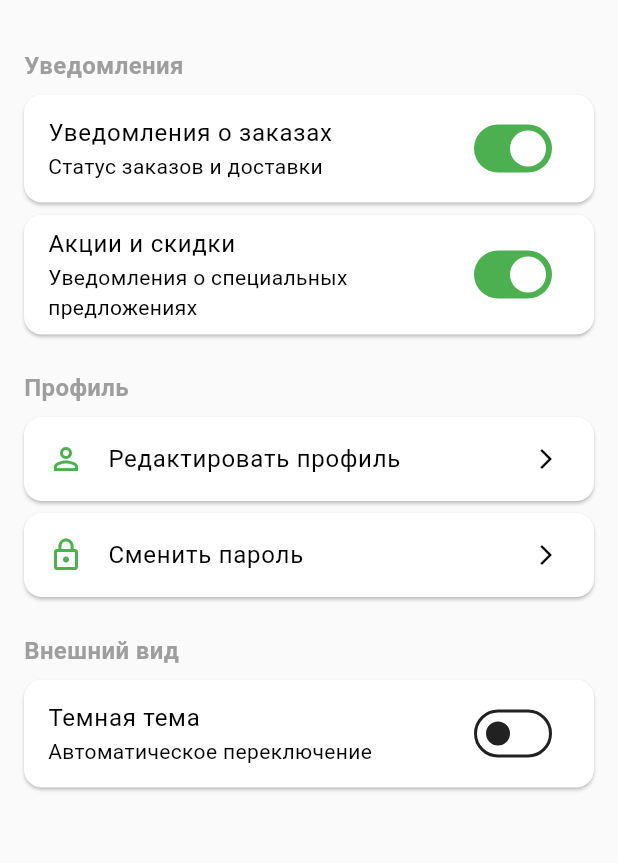
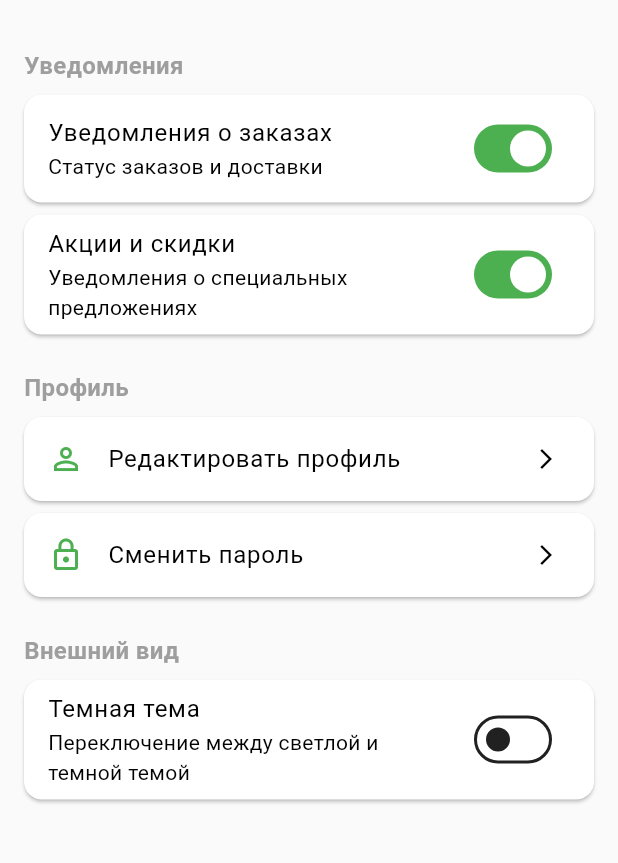
Before and after one commit to RayzorST/FreshCart, a Flutter app: the ProfileScreen screen opened directly, after a tap on "Настройки", on a phone screen of 412 x 824 dp, the part 84-947 px from its top. Run offline on Flutter 3.47's test engine with Material 3 defaults, Android fonts, the phone set to English and light mode, and no system bars; our stand-ins replace flutter_riverpod, go_router, image_picker, shared_preferences; accounts and stored records are empty; network calls fail.

Commit message:
Dark Theme and settings Fix
Dark Theme

```diff
--- a/frontend/lib/api/client.dart
+++ b/frontend/lib/api/client.dart
@@ -62,7 +62,7 @@ class ApiClient {
   // Notifications settings
   static Future<Map<String, dynamic>> getNotificationSettings() async {
     final response = await http.get(
-      Uri.parse('$baseUrl/settings/notifications'),
+      Uri.parse('$baseUrl/auth/settings/notifications'),
       headers: _headers,
     );
     return _handleResponse(response);
@@ -70,7 +70,7 @@ class ApiClient {
 
   static Future<Map<String, dynamic>> updateNotificationSettings(Map<String, dynamic> settings) async {
     final response = await http.put(
-      Uri.parse('$baseUrl/settings/notifications'),
+      Uri.parse('$baseUrl/auth/settings/notifications'),
       headers: _headers,
       body: json.encode(settings),
     );
--- a/frontend/lib/app.dart
+++ b/frontend/lib/app.dart
@@ -2,6 +2,7 @@ import 'package:flutter/material.dart';
 import 'package:flutter_riverpod/flutter_riverpod.dart';
 import 'package:go_router/go_router.dart';
 import 'package:client/core/theme/app_theme.dart';
+import 'package:client/core/providers/theme_provider.dart'; // ← Добавить импорт
 import 'package:client/features/auth/screens/login_screen.dart';
 import 'package:client/features/auth/screens/register_screen.dart';
 import 'package:client/features/main/screens/main_screen.dart';
@@ -88,11 +89,13 @@ class FreshCartApp extends StatelessWidget {
       child: Consumer(
         builder: (context, ref, child) {
           final router = ref.watch(goRouterProvider);
+          final isDarkTheme = ref.watch(themeProvider); // ← Получаем состояние темы
+
           return MaterialApp.router(
             title: 'FreshCart',
             theme: AppTheme.lightTheme,
             darkTheme: AppTheme.darkTheme,
-            themeMode: ThemeMode.system, // Системная тема по умолчанию
+            themeMode: isDarkTheme ? ThemeMode.dark : ThemeMode.light, // ← Используем нашу тему
             routerConfig: router,
             debugShowCheckedModeBanner: false,
           );
--- a/frontend/lib/features/profile/screens/settings_screen.dart
+++ b/frontend/lib/features/profile/screens/settings_screen.dart
@@ -1,30 +1,74 @@
 import 'package:flutter/material.dart';
+import 'package:flutter_riverpod/flutter_riverpod.dart';
 import 'package:client/api/client.dart';
+import 'package:client/core/providers/theme_provider.dart';
 
-class SettingsScreen extends StatefulWidget {
+class SettingsScreen extends ConsumerStatefulWidget {
   const SettingsScreen({super.key});
 
   @override
-  State<SettingsScreen> createState() => _SettingsScreenState();
+  ConsumerState<SettingsScreen> createState() => _SettingsScreenState();
 }
 
-class _SettingsScreenState extends State<SettingsScreen> {
+class _SettingsScreenState extends ConsumerState<SettingsScreen> {
   bool _orderNotifications = true;
   bool _promoNotifications = true;
-  bool _darkTheme = false;
+  bool _isLoading = true;
+
+  @override
+  void initState() {
+    super.initState();
+    _loadNotificationSettings();
+  }
+
+  Future<void> _loadNotificationSettings() async {
+    try {
+      final settings = await ApiClient.getNotificationSettings();
+      setState(() {
+        _orderNotifications = settings['order_notifications'] ?? true;
+        _promoNotifications = settings['promo_notifications'] ?? true;
+        _isLoading = false;
+      });
+    } catch (e) {
+      print('Error loading notification settings: $e');
+      setState(() => _isLoading = false);
+    }
+  }
+
+  Future<void> _updateNotificationSettings() async {
+    try {
+      await ApiClient.updateNotificationSettings({
+        'order_notifications': _orderNotifications,
+        'promo_notifications': _promoNotifications,
+      });
+    } catch (e) {
+      print('Error updating notification settings: $e');
+      // Откатываем изменения в случае ошибки
+      setState(() {
+        _orderNotifications = !_orderNotifications;
+        _promoNotifications = !_promoNotifications;
+      });
+      ScaffoldMessenger.of(context).showSnackBar(
+        SnackBar(content: Text('Ошибка сохранения настроек: $e')),
+      );
+    }
+  }
 
   @override
   Widget build(BuildContext context) {
+    final isDarkTheme = ref.watch(themeProvider);
+
     return Scaffold(
       appBar: AppBar(
         title: const Text('Настройки'),
       ),
-      body: ListView(
+      body: _isLoading
+          ? const Center(child: CircularProgressIndicator())
+          : ListView(
               padding: const EdgeInsets.all(16),
               children: [
                 _buildSectionHeader('Уведомления'),
                 _buildSettingItem(
-            context,
                   title: 'Уведомления о заказах',
                   subtitle: 'Статус заказов и доставки',
                   value: _orderNotifications,
@@ -36,7 +80,6 @@ class _SettingsScreenState extends State<SettingsScreen> {
                   },
                 ),
                 _buildSettingItem(
-            context,
                   title: 'Акции и скидки',
                   subtitle: 'Уведомления о специальных предложениях',
                   value: _promoNotifications,
@@ -50,7 +93,6 @@ class _SettingsScreenState extends State<SettingsScreen> {
 
                 _buildSectionHeader('Профиль'),
                 _buildActionItem(
-            context,
                   title: 'Редактировать профиль',
                   icon: Icons.person_outline,
                   onTap: () {
@@ -58,7 +100,6 @@ class _SettingsScreenState extends State<SettingsScreen> {
                   },
                 ),
                 _buildActionItem(
-            context,
                   title: 'Сменить пароль',
                   icon: Icons.lock_outline,
                   onTap: () {
@@ -68,15 +109,11 @@ class _SettingsScreenState extends State<SettingsScreen> {
 
                 _buildSectionHeader('Внешний вид'),
                 _buildSettingItem(
-            context,
                   title: 'Темная тема',
-            subtitle: 'Автоматическое переключение',
-            value: _darkTheme,
+                  subtitle: 'Переключение между светлой и темной темой',
+                  value: isDarkTheme,
                   onChanged: (value) {
-              setState(() {
-                _darkTheme = value;
-              });
-              // TODO: Применить тему
+                    ref.read(themeProvider.notifier).toggleTheme(value);
                   },
                 ),
               ],
@@ -98,7 +135,7 @@ class _SettingsScreenState extends State<SettingsScreen> {
     );
   }
 
-  Widget _buildSettingItem(BuildContext context, {
+  Widget _buildSettingItem({
     required String title,
     required String subtitle,
     required bool value,
@@ -117,7 +154,7 @@ class _SettingsScreenState extends State<SettingsScreen> {
     );
   }
 
-  Widget _buildActionItem(BuildContext context, {
+  Widget _buildActionItem({
     required String title,
     required IconData icon,
     required VoidCallback onTap,
@@ -148,26 +185,6 @@ class _SettingsScreenState extends State<SettingsScreen> {
       builder: (context) => ChangePasswordDialog(),
     );
   }
-
-    Future<void> _updateNotificationSettings() async {
-    try {
-      // TODO: Раскомментировать когда бэкенд будет готов
-      await ApiClient.updateNotificationSettings({
-        'order_notifications': _orderNotifications,
-        'promo_notifications': _promoNotifications,
-      });
-    } catch (e) {
-      print('Error updating notification settings: $e');
-      // Откатываем изменения в случае ошибки
-      setState(() {
-        _orderNotifications = !_orderNotifications;
-        _promoNotifications = !_promoNotifications;
-      });
-      ScaffoldMessenger.of(context).showSnackBar(
-        SnackBar(content: Text('Ошибка сохранения настроек: $e')),
-      );
-    }
-  }
 }
 
 // Экран редактирования профиля
@@ -183,7 +200,6 @@ class _EditProfileScreenState extends State<EditProfileScreen> {
   final _firstNameController = TextEditingController();
   final _lastNameController = TextEditingController();
   final _emailController = TextEditingController();
-  final _phoneController = TextEditingController();
   bool _isLoading = true;
   bool _isSaving = false;
 
@@ -200,7 +216,6 @@ class _EditProfileScreenState extends State<EditProfileScreen> {
         _firstNameController.text = userData['first_name'] ?? '';
         _lastNameController.text = userData['last_name'] ?? '';
         _emailController.text = userData['email'] ?? '';
-        _phoneController.text = userData['phone'] ?? '';
         _isLoading = false;
       });
     } catch (e) {
@@ -221,7 +236,6 @@ class _EditProfileScreenState extends State<EditProfileScreen> {
           'first_name': _firstNameController.text,
           'last_name': _lastNameController.text,
           'email': _emailController.text,
-          'phone': _phoneController.text,
         });
 
         ScaffoldMessenger.of(context).showSnackBar(
@@ -317,15 +331,6 @@ class _EditProfileScreenState extends State<EditProfileScreen> {
                         return null;
                       },
                     ),
-                    const SizedBox(height: 16),
-                    TextFormField(
-                      controller: _phoneController,
-                      decoration: const InputDecoration(
-                        labelText: 'Телефон',
-                        border: OutlineInputBorder(),
-                      ),
-                      keyboardType: TextInputType.phone,
-                    ),
                     const SizedBox(height: 32),
                     SizedBox(
                       width: double.infinity,
@@ -367,7 +372,6 @@ class _ChangePasswordDialogState extends State<ChangePasswordDialog> {
       setState(() => _isLoading = true);
 
       try {
-        // TODO: Добавить API метод для смены пароля
         await ApiClient.changePassword(
           currentPassword: _currentPasswordController.text,
           newPassword: _newPasswordController.text,
```
Also changed, not shown: frontend/lib/core/providers/theme_provider.dart (+14 -18 lines), 2 other files. Lines whose indentation alone changed are shown as unchanged.
